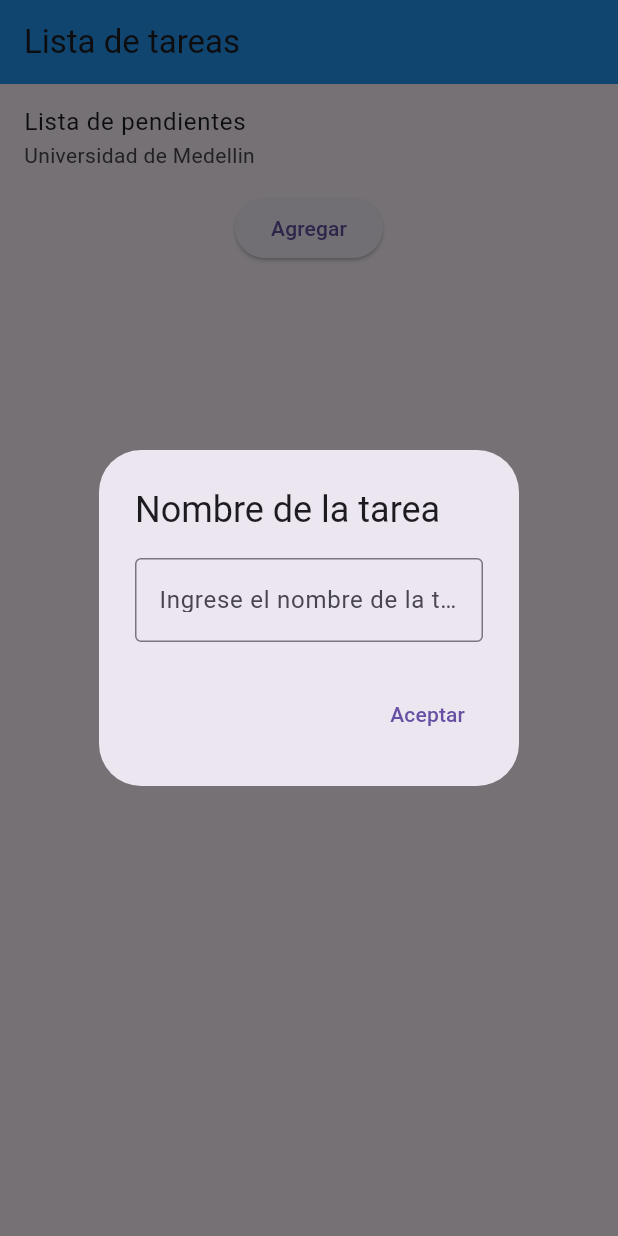
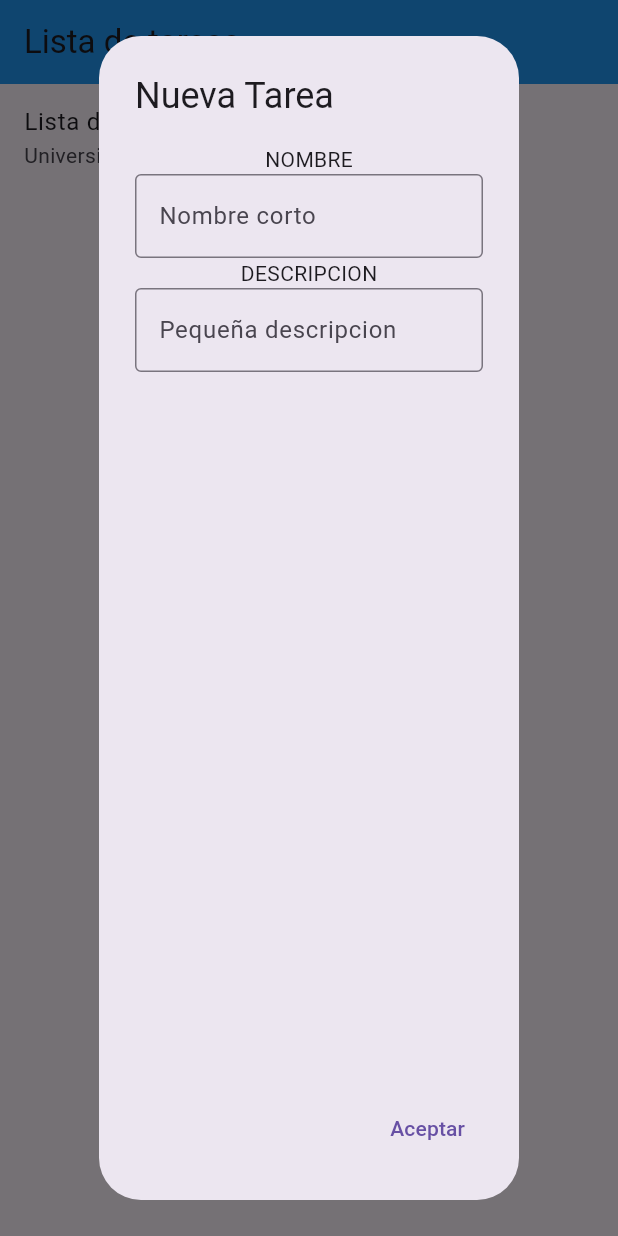
Before and after one commit to Deiby26/ToDoMovil, a Flutter app: the screen it shows after launch, after a tap on "Agregar", on a phone screen of 412 x 824 dp. Run offline on Flutter 3.47's test engine with Material 3 defaults, Android fonts, the phone set to English and light mode, and no system bars.

Commit message:
Update: Actualizacion del showDialog

```diff
--- a/lib/main.dart
+++ b/lib/main.dart
@@ -17,6 +17,8 @@ class MyApp extends StatelessWidget {
 
 class MyHomePage extends StatelessWidget {
   final TextEditingController _controller = TextEditingController();
+  final TextEditingController _controller2 = TextEditingController();
+
   @override
   Widget build(BuildContext context) {
 
@@ -42,16 +44,27 @@ class MyHomePage extends StatelessWidget {
                 context: context,
                 builder: (BuildContext context) {
                   return AlertDialog(
-                    title: const Text('Nombre de la tarea'),
-                    content: TextField(
-                      controller: _controller,
-                      decoration: InputDecoration(
-                        labelText: 'Ingrese el nombre de la tarea',
-                        border: OutlineInputBorder(),
-                      ),
+                    title: const Text('Nueva Tarea'),
+                    content:  Column(
+                      children: [
+                        const Text("NOMBRE"),
+                        TextField(
+                          controller: _controller,
+                          decoration: const InputDecoration(
+                            labelText:  'Nombre corto',
+                            border: OutlineInputBorder(),
+                          )
+                        ),
+                        const Text("DESCRIPCION"),
+                        TextField(
+                          controller: _controller2,
+                          decoration: const InputDecoration(
+                            labelText: "Pequeña descripcion",
+                            border: OutlineInputBorder()
+                          ),
 
-                    ),
-                    //Aqui tengo que construir lo de la descripcion
+                        )
+                    ],),
                     actions: <Widget>[
                       TextButton(
                         onPressed: () {
@@ -69,7 +82,6 @@ class MyHomePage extends StatelessWidget {
             },
             child: const Text('Agregar'),
           ),
-          //const Text("universidad de medellin")
         ],
       ),
     );
```
